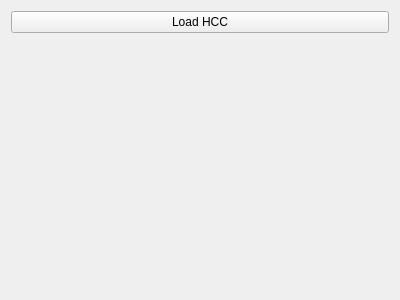
Above: Foldem/foldabilizer/foldem_widget.ui from letienhung/fold-hcc before the change. Below: the same form after it.
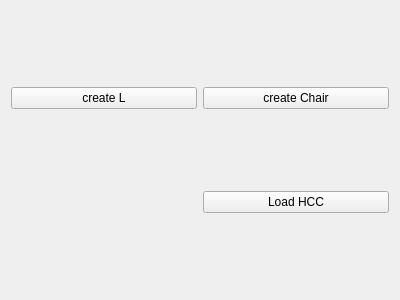
That is the form after the change.

Commit message: computed graph AABB created LShape and Chair

```diff
--- a/Foldem/foldabilizer/foldem_widget.ui
+++ b/Foldem/foldabilizer/foldem_widget.ui
@@ -25,8 +25,22 @@
   <property name="windowTitle">
    <string>Form</string>
   </property>
-  <layout class="QFormLayout" name="formLayout">
-   <item row="0" column="0" colspan="2">
+  <layout class="QGridLayout" name="gridLayout">
+   <item row="0" column="0">
+    <widget class="QPushButton" name="createL">
+     <property name="text">
+      <string>create L</string>
+     </property>
+    </widget>
+   </item>
+   <item row="0" column="1">
+    <widget class="QPushButton" name="createChair">
+     <property name="text">
+      <string>create Chair</string>
+     </property>
+    </widget>
+   </item>
+   <item row="1" column="1">
     <widget class="QPushButton" name="load_hcc">
      <property name="text">
       <string>Load HCC</string>
```
The commit also changes 9 other files.
